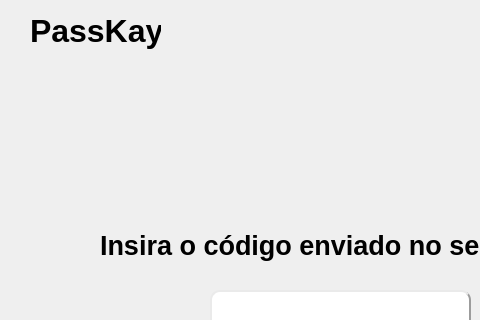
Before: the Qt Designer form telas_pyqt/tela_autenticacao.ui in filipe-mateus/Engenharia-de-Software-II, drawn with Qt 5; both pictures show x 0 to 480 and y 0 to 320 of the 715 by 681 pixel window.
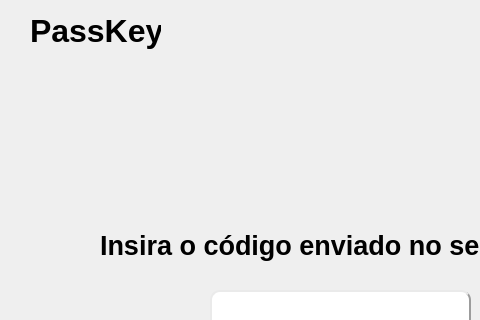
After: the same form once the commit is applied.

Commit message:
atualização telas
Concerto do label logo e criar tela menu

```diff
--- a/telas_pyqt/tela_autenticacao.ui
+++ b/telas_pyqt/tela_autenticacao.ui
@@ -59,7 +59,7 @@
      <enum>Qt::LeftToRight</enum>
     </property>
     <property name="text">
-     <string>PassKay</string>
+     <string>PassKey</string>
     </property>
    </widget>
    <widget class="QLineEdit" name="lineEdit_codigo">
```
Left out of the diff: 3 changed lines with no effect on the pictures. The commit also changes 4 other files.
